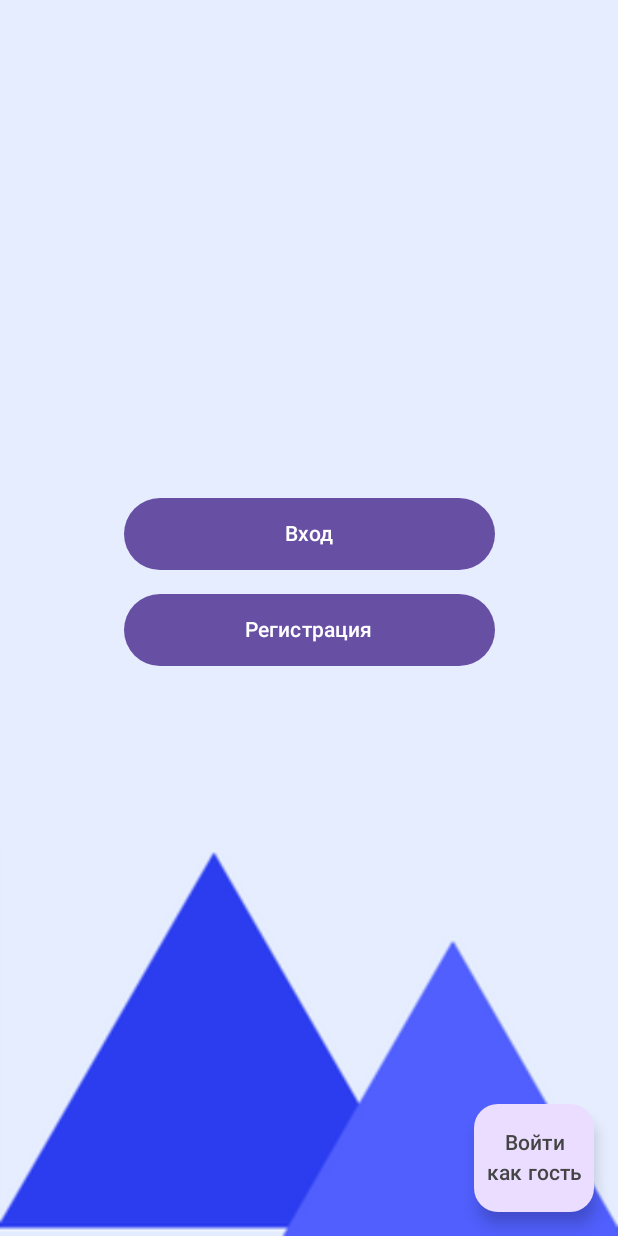
After one commit to Ahatzoda-Tehronshoh/TouristMap, an Android app built with Jetpack Compose: the composable AuthorizationScreen shown on its own in the app's theme, on a phone screen of 412 x 824 dp. The commit adds this screen. Run offline under Robolectric (Android 15) with nearby library versions, the phone set to English and light mode, and no system bars.

Commit message:
creating Authorization Screens

```diff
--- /dev/null
+++ b/app/src/main/java/com/tehronshoh/touristmap/model/Country.kt
@@ -0,0 +1,6 @@
+package com.tehronshoh.touristmap.model
+
+data class Country(
+    val officialName: String,
+    val pngUrl: String
+)
--- /dev/null
+++ b/app/src/main/java/com/tehronshoh/touristmap/screens/AuthorizationScreen.kt
@@ -0,0 +1,101 @@
+package com.tehronshoh.touristmap.screens
+
+import androidx.compose.foundation.Image
+import androidx.compose.foundation.background
+import androidx.compose.foundation.layout.Box
+import androidx.compose.foundation.layout.Column
+import androidx.compose.foundation.layout.fillMaxSize
+import androidx.compose.foundation.layout.fillMaxWidth
+import androidx.compose.foundation.layout.height
+import androidx.compose.foundation.layout.padding
+import androidx.compose.material3.Button
+import androidx.compose.material3.Divider
+import androidx.compose.material3.FloatingActionButton
+import androidx.compose.material3.MaterialTheme
+import androidx.compose.material3.Text
+import androidx.compose.runtime.Composable
+import androidx.compose.ui.Alignment
+import androidx.compose.ui.Modifier
+import androidx.compose.ui.draw.scale
+import androidx.compose.ui.graphics.Color
+import androidx.compose.ui.layout.ContentScale
+import androidx.compose.ui.platform.LocalDensity
+import androidx.compose.ui.res.colorResource
+import androidx.compose.ui.res.painterResource
+import androidx.compose.ui.res.stringResource
+import androidx.compose.ui.text.TextStyle
+import androidx.compose.ui.text.style.TextAlign
+import androidx.compose.ui.tooling.preview.Preview
+import androidx.compose.ui.unit.dp
+import androidx.compose.ui.zIndex
+import com.tehronshoh.touristmap.R
+
+@Composable
+fun AuthorizationScreen(
+    fontSize: Float = 32.0f,
+    modifier: Modifier = Modifier
+) {
+    Box(
+        modifier = modifier
+            .fillMaxSize()
+            .background(color = colorResource(id = R.color.blue_200)),
+        contentAlignment = Alignment.Center
+    ) {
+        Column(
+            horizontalAlignment = Alignment.CenterHorizontally,
+            modifier = Modifier.fillMaxWidth(0.6f).zIndex(2f).padding(bottom = 48.dp),
+        ) {
+            AuthorizationButton(fontSize, stringResource(id = R.string.log_in))
+            Divider(color = Color.Transparent, modifier = Modifier.height(16.dp))
+            AuthorizationButton(fontSize, stringResource(id = R.string.sign_up))
+        }
+        Image(
+            painter = painterResource(id = R.drawable.mountains),
+            contentDescription = null,
+            contentScale = ContentScale.Crop,
+            modifier = Modifier
+                .fillMaxWidth()
+                .align(alignment = Alignment.BottomCenter)
+        )
+        FloatingActionButton(
+            onClick = { },
+            modifier = Modifier
+                .align(alignment = Alignment.BottomEnd)
+                .padding(end = 16.dp, bottom = 16.dp),
+            contentColor = MaterialTheme.colorScheme.primary
+        ) {
+            Text(
+                text = "Войти\nкак гость",
+                color = Color.DarkGray,
+                textAlign = TextAlign.Center,
+                modifier = Modifier.padding(vertical = 16.dp, horizontal = 8.dp)
+            )
+        }
+    }
+}
+
+@Composable
+private fun AuthorizationButton(fontSize: Float, text: String) {
+    Button(
+        onClick = {
+
+        },
+        modifier = Modifier.fillMaxWidth()
+    ) {
+        Text(
+            text = text,
+            /*style = TextStyle(
+                fontSize = with(LocalDensity.current) {
+                    (fontSize * 1.0f).toSp()
+                }
+            ),*/
+            modifier = Modifier.padding(vertical = 6.dp)
+        )
+    }
+}
+
+@Preview
+@Composable
+fun AuthorizationScreenPreview() {
+    AuthorizationScreen()
+}
--- a/app/src/main/res/layout/activity_maps.xml
+++ b/app/src/main/res/layout/activity_maps.xml
@@ -6,6 +6,7 @@
 
     <com.yandex.mapkit.mapview.MapView
         android:id="@+id/yandex_map_view"
+        android:visibility="gone"
         android:layout_width="match_parent"
         android:layout_height="match_parent">
                <Button
@@ -51,7 +52,6 @@
         android:id="@+id/compose_view"
         android:layout_width="match_parent"
         android:layout_height="match_parent"
-        android:visibility="gone"
         app:layout_constraintBottom_toBottomOf="parent"/>
 
 </androidx.constraintlayout.widget.ConstraintLayout>
--- a/app/src/main/res/values/colors.xml
+++ b/app/src/main/res/values/colors.xml
@@ -7,4 +7,6 @@
     <color name="teal_700">#FF018786</color>
     <color name="black">#FF000000</color>
     <color name="white">#FFFFFFFF</color>
+
+    <color name="blue_200">#E5EDFF</color>
 </resources>
--- a/app/src/main/res/values/strings.xml
+++ b/app/src/main/res/values/strings.xml
@@ -6,4 +6,9 @@
     <string name="in_zoom">+</string>
     <string name="traffic">T</string>
     <string name="location">L</string>
+
+    //Authorization screen strings
+    <string name="log_in">Вход</string>
+    <string name="sign_up">Регистрация</string>
+    <string name="error_password_no_match">error password</string>
 </resources>
```
Also changed, not shown: app/build.gradle (+9 -1 lines), app/src/main/java/com/tehronshoh/touristmap/MapsActivity.kt (+5 -2 lines), app/src/main/java/com/tehronshoh/touristmap/components/ComposeComponents.kt (added, +108 -0 lines), app/src/main/java/com/tehronshoh/touristmap/components/CountriesBottomSheet.kt (added, +195 -0 lines), app/src/main/java/com/tehronshoh/touristmap/mapKit/MapKitUtil.kt (+3 -15 lines), app/src/main/java/com/tehronshoh/touristmap/screens/SignInScreen.kt (added, +100 -0 lines), app/src/main/java/com/tehronshoh/touristmap/screens/SignUpScreen.kt (added, +101 -0 lines), app/src/main/res/drawable/mountains.png (added).
